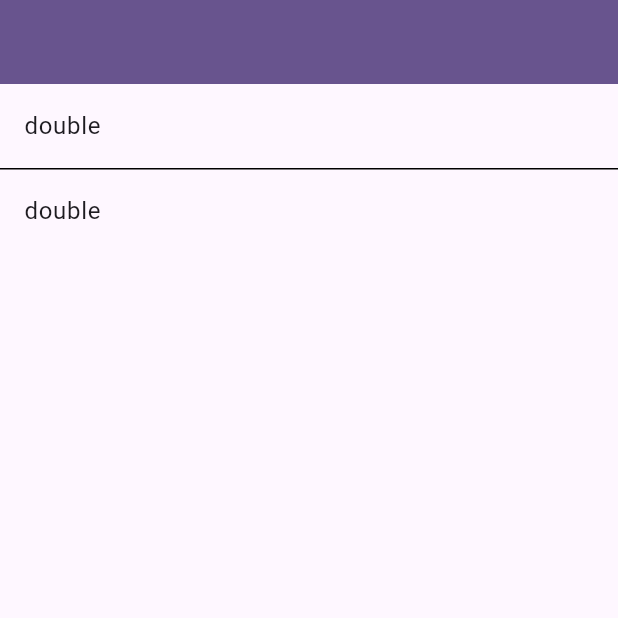
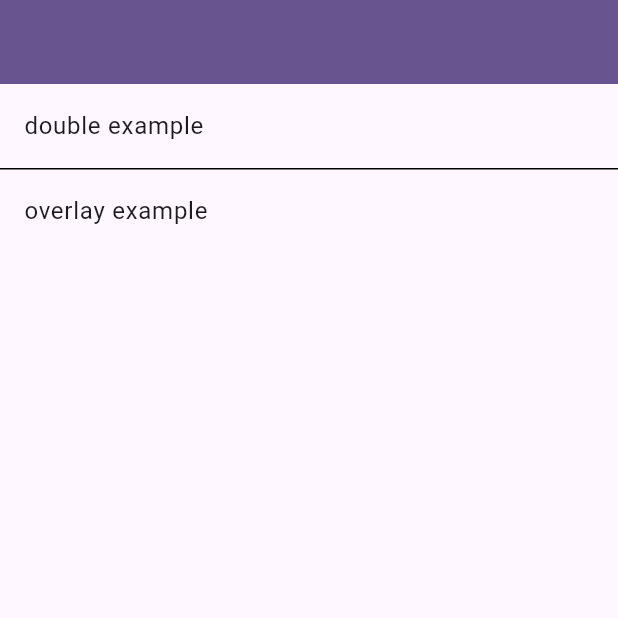
Before and after one commit to ArturoRen/fast-package, a Flutter app: the screen it shows after launch, on a phone screen of 412 x 824 dp, the top half of it. Run offline on Flutter 3.47's test engine with Material 3 defaults, Android fonts, the phone set to English and light mode, and no system bars.

Commit message:
书写overlay功能，未完成

```diff
--- a/example/lib/main.dart
+++ b/example/lib/main.dart
@@ -1,4 +1,5 @@
 import 'package:example/routes/routes.dart';
+import 'package:fast_package/fast_package.dart';
 import 'package:flutter/material.dart';
 
 void main() {
@@ -18,6 +19,11 @@ class MyApp extends StatelessWidget {
         colorScheme: ColorScheme.fromSeed(seedColor: Colors.deepPurple),
         useMaterial3: true,
       ),
+      builder: (context, child) {
+        return FastOverlayInit(
+          child: child,
+        );
+      },
     );
   }
 }
--- a/example/lib/pages/debounce_example/debounce_example.dart
+++ b/example/lib/pages/debounce_example/debounce_example.dart
@@ -18,7 +18,9 @@ class _DebounceExampleState extends State<DebounceExample> {
   @override
   Widget build(BuildContext context) {
     return Scaffold(
-      appBar: AppBar(),
+      appBar: AppBar(
+        backgroundColor: Theme.of(context).primaryColor,
+      ),
       body: Column(
         children: [
           Container(
@@ -187,7 +189,7 @@ class _DebounceExampleState extends State<DebounceExample> {
                   onExecute: () {},
                   onAfter: () {
                     setState(() {
-                      countOnAfter--;
+                      countOnAfter++;
                     });
                   },
                 ),
--- a/example/lib/pages/index/example_index.dart
+++ b/example/lib/pages/index/example_index.dart
@@ -5,14 +5,8 @@ class ExampleIndex extends StatelessWidget {
   ExampleIndex({super.key});
 
   final List<ListType> exampleList = [
-    ListType(
-      name:"double",
-      path: ExampleRoute.debounce
-    ),
-     ListType(
-      name:"double",
-      path: ExampleRoute.debounce
-    ),
+    ListType(name: "double example", path: ExampleRoute.debounce),
+    ListType(name: "overlay example", path: ExampleRoute.overlay),
   ];
 
   @override
@@ -23,7 +17,7 @@ class ExampleIndex extends StatelessWidget {
       ),
       body: ListView.separated(
         itemBuilder: (context, index) {
-         ListType data = exampleList[index];
+          ListType data = exampleList[index];
           return ListTile(
             onTap: () {
               Navigator.of(context).pushNamed(data.path);
@@ -31,20 +25,21 @@ class ExampleIndex extends StatelessWidget {
             title: Text(data.name),
           );
         },
-        itemCount: exampleList.length, separatorBuilder: (BuildContext context, int index) {
+        itemCount: exampleList.length,
+        separatorBuilder: (BuildContext context, int index) {
           return Container(
             width: double.infinity,
             height: 1,
             color: Colors.black,
           );
-         },
+        },
       ),
     );
   }
 }
 
-class ListType{
+class ListType {
   String name;
   String path;
-  ListType({required this.name,required this.path});
+  ListType({required this.name, required this.path});
 }
--- a/example/lib/routes/routes.dart
+++ b/example/lib/routes/routes.dart
@@ -1,5 +1,6 @@
 import 'package:example/pages/debounce_example/debounce_example.dart';
 import 'package:example/pages/index/example_index.dart';
+import 'package:example/pages/overlay_example/overlat_example.dart';
 import 'package:flutter/cupertino.dart';
 
 class ExampleRoute {
@@ -7,15 +8,17 @@ class ExampleRoute {
 
   static String get initRoutes => index;
 
-
   static String index = '/';
   static String detail = '/detail';
   //防抖系列
   static String debounce = '/debounce';
+  //overlay系列
+  static String overlay = '/overlay';
 
   static Map<String, Widget Function(BuildContext)> get routes => {
-    index: (context) => ExampleIndex(),
-    detail: (context) => const Placeholder(),
-    debounce: (context) => const DebounceExample(),
-  };
+        index: (context) => ExampleIndex(),
+        detail: (context) => const Placeholder(),
+        debounce: (context) => const DebounceExample(),
+        overlay: (context) => const OverlayExampleWidget(),
+      };
 }
--- a/example/pubspec.yaml
+++ b/example/pubspec.yaml
@@ -13,7 +13,7 @@ dependencies:
   cupertino_icons: ^1.0.6
   # 插件
   fast_package:
-    path: ../../fast-package
+    path: ../../fast_package
 
 dev_dependencies:
   flutter_test:
--- /dev/null
+++ b/lib/fast_overlay/fast_overlay_init.dart
@@ -0,0 +1,38 @@
+import 'package:fast_package/fast_overlay/fasy_overlay_proxy.dart';
+import 'package:flutter/material.dart';
+
+class FastOverlayInit extends StatefulWidget {
+  const FastOverlayInit({
+    super.key,
+    this.child,
+  });
+
+  final Widget? child;
+
+  @override
+  State<FastOverlayInit> createState() => _FastOverlayInitState();
+}
+
+class _FastOverlayInitState extends State<FastOverlayInit> {
+  @override
+  void initState() {
+    super.initState();
+  }
+
+  @override
+  Widget build(BuildContext context) {
+    return Material(
+      color: Colors.transparent,
+      child: Overlay(
+        initialEntries: [
+          OverlayEntry(
+            builder: (context) {
+              FastOverlayProxy.instance.toastContext = context;
+              return widget.child ?? const SizedBox.shrink();
+            },
+          ),
+        ],
+      ),
+    );
+  }
+}
--- /dev/null
+++ b/lib/fast_overlay/fasy_overlay_proxy.dart
@@ -0,0 +1,12 @@
+import 'package:flutter/widgets.dart';
+
+class FastOverlayProxy {
+  static FastOverlayProxy? _instance;
+  static FastOverlayProxy get instance =>
+      _instance ??= FastOverlayProxy._internal();
+  FastOverlayProxy._internal();
+
+  late BuildContext toastContext;
+
+  void showFastOverlay() {}
+}
--- a/lib/fast_package.dart
+++ b/lib/fast_package.dart
@@ -9,3 +9,6 @@ export 'package:fast_package/fast_extension/int_extension.dart';
 export 'package:fast_package/fast_extension/double_extension.dart';
 export 'package:fast_package/fast_extension/num_extension.dart';
 export 'package:fast_package/fast_extension/bool_extension.dart';
+
+//fast_overlay
+export 'package:fast_package/fast_overlay/fast_overlay_init.dart';
```
Also changed, not shown: example/lib/pages/overlay_example/overlat_example.dart (added, +43 -0 lines), lib/fast_overlay/fast_overlay.dart (added, +18 -0 lines), lib/fast_overlay/utils/view_utils.dart (added, +18 -0 lines), lib/fast_overlay/widget/fast_overlay_widget.dart (added, +23 -0 lines), lib/fast_overlay/widget/helper/fast_overlay_entry.dart (added, +27 -0 lines), lib/fast_overlay/widget/helper/toast_helper.dart (added, +35 -0 lines), example/pubspec.lock.
